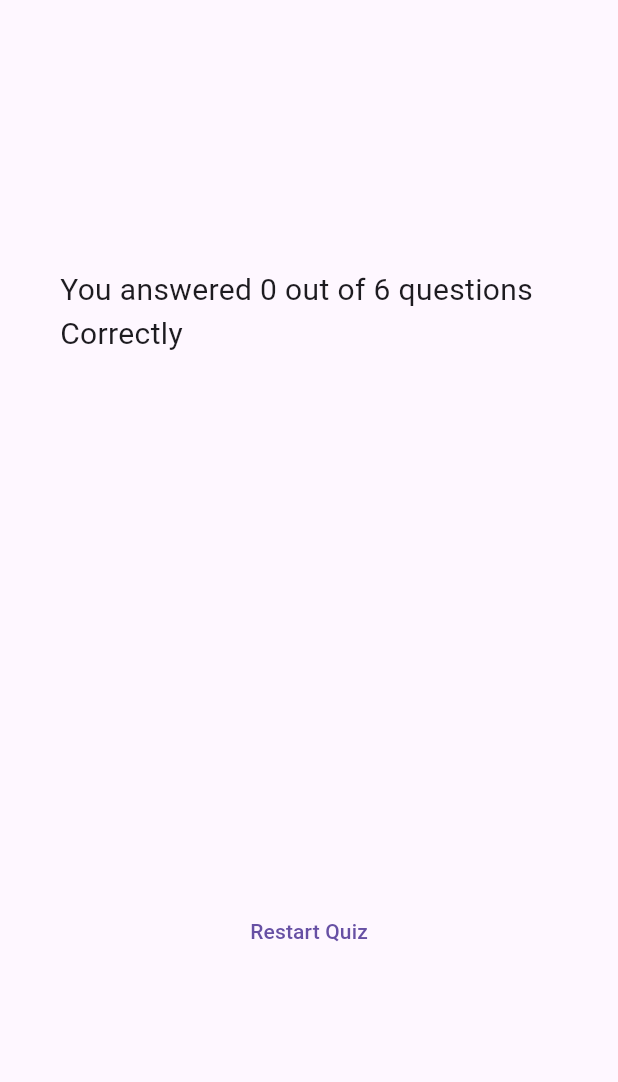
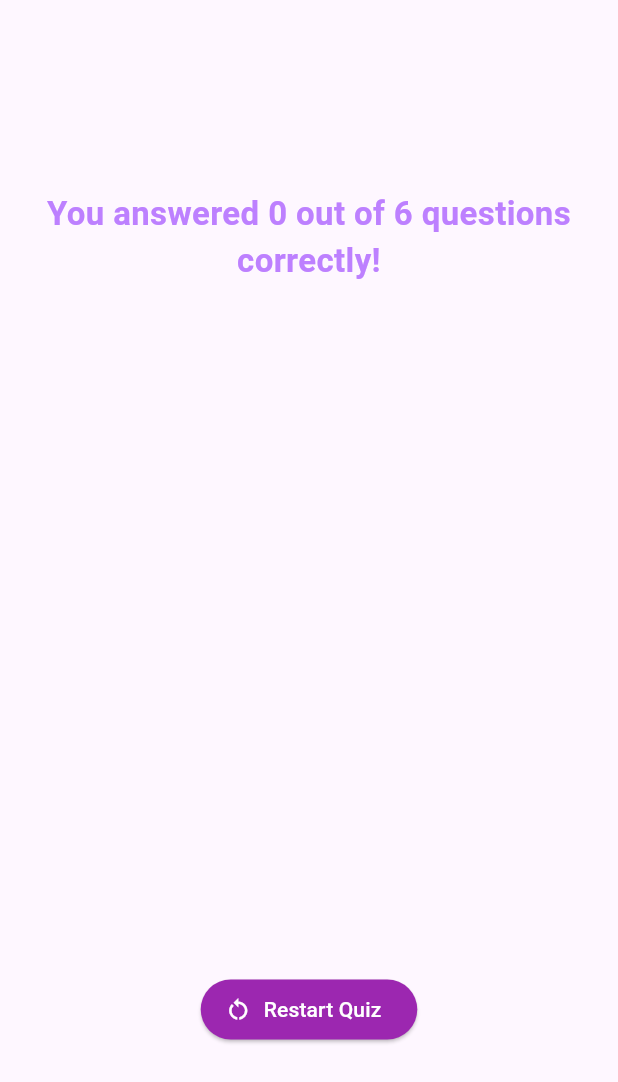
Before and after one commit to ashmit0073/quiz_app, a Flutter app: the ResultScreen widget shown alone on an empty page, opened directly with empty values, on a phone screen of 412 x 824 dp. Shown: the top 1082 px of the screen. Run offline on Flutter 3.47's test engine with Material 3 defaults, Android fonts, the phone set to English and light mode, and no system bars; our stand-ins replace google_fonts.

Commit message:
Add Interactivity to Result Screen

```diff
--- a/lib/result_screen.dart
+++ b/lib/result_screen.dart
@@ -3,9 +3,15 @@ import 'package:adv_basics/questions_summary.dart';
 import 'package:flutter/material.dart';
 
 class ResultScreen extends StatelessWidget {
-  const ResultScreen({super.key, required this.chosenAnswers});
+  const ResultScreen({
+    super.key,
+    required this.chosenAnswers,
+    required this.onRestart,
+  });
 
   final List<String> chosenAnswers;
+  final void Function() onRestart;
+
   List<Map<String, Object>> get summaryData {
     final List<Map<String, Object>> summary = [];
 
@@ -31,21 +37,37 @@ class ResultScreen extends StatelessWidget {
             .where((data) => data['user_answer'] == data['correct_answer'])
             .length;
 
-    return SizedBox(
-      width: double.infinity,
+    return Center(
       child: Container(
-        margin: const EdgeInsets.all(40),
+        margin: const EdgeInsets.all(20),
+        width: double.infinity,
         child: Column(
           mainAxisAlignment: MainAxisAlignment.center,
           children: [
+            // SizedBox(height: 0),
             Text(
-              style: TextStyle(fontSize: 20),
-              'You answered $numCorrectQuestions out of $numTotalQuestions questions Correctly',
+              'You answered $numCorrectQuestions out of $numTotalQuestions questions correctly!',
+              style: const TextStyle(
+                fontSize: 22,
+                fontWeight: FontWeight.bold,
+                color: Color.fromRGBO(189, 128, 255, 1),
+              ),
+              textAlign: TextAlign.center,
             ),
-            SizedBox(height: 30),
+            const SizedBox(height: 30),
+
             QuestionsSummary(summaryData),
-            SizedBox(height: 30),
-            TextButton(onPressed: () {}, child: Text('Restart Quiz')),
+
+            const SizedBox(height: 30),
+            ElevatedButton.icon(
+              onPressed: onRestart,
+              icon: const Icon(Icons.restart_alt),
+              label: const Text('Restart Quiz'),
+              style: ElevatedButton.styleFrom(
+                backgroundColor: Colors.purple,
+                foregroundColor: Colors.white,
+              ),
+            ),
           ],
         ),
       ),
```
Also changed, not shown: lib/questions_summary.dart (+42 -8 lines), lib/quiz.dart (+11 -1 lines).
